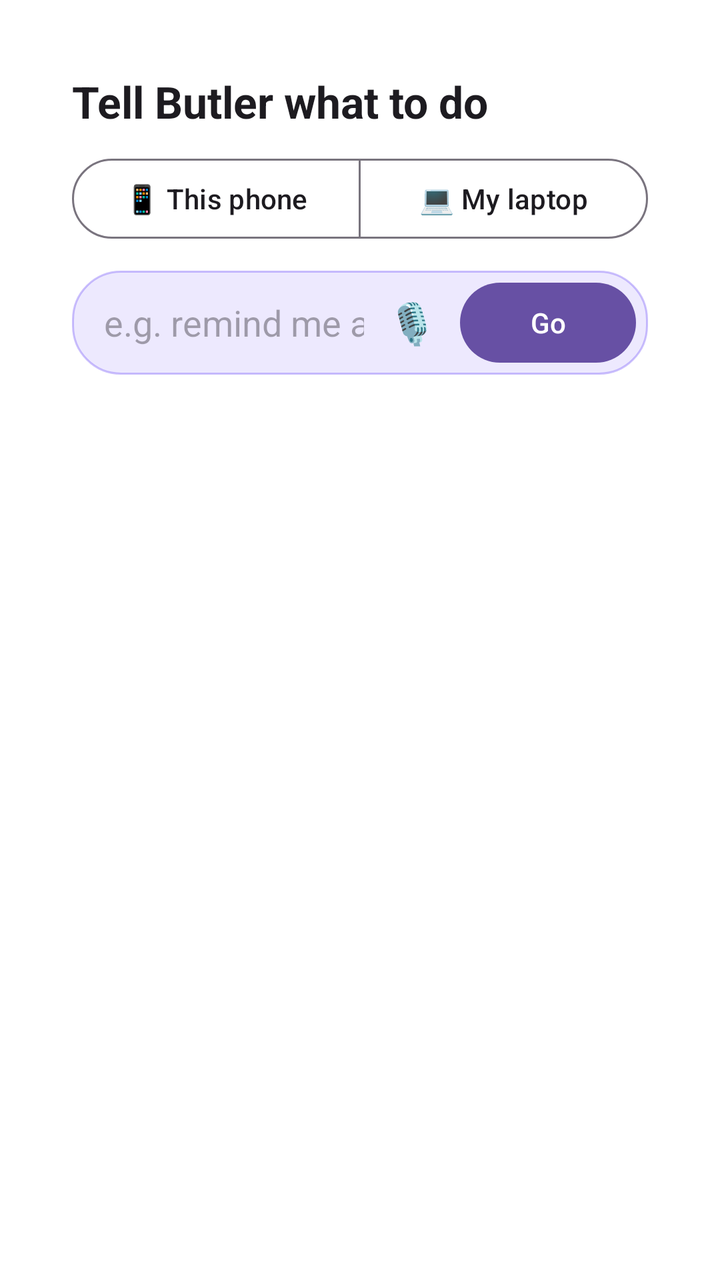
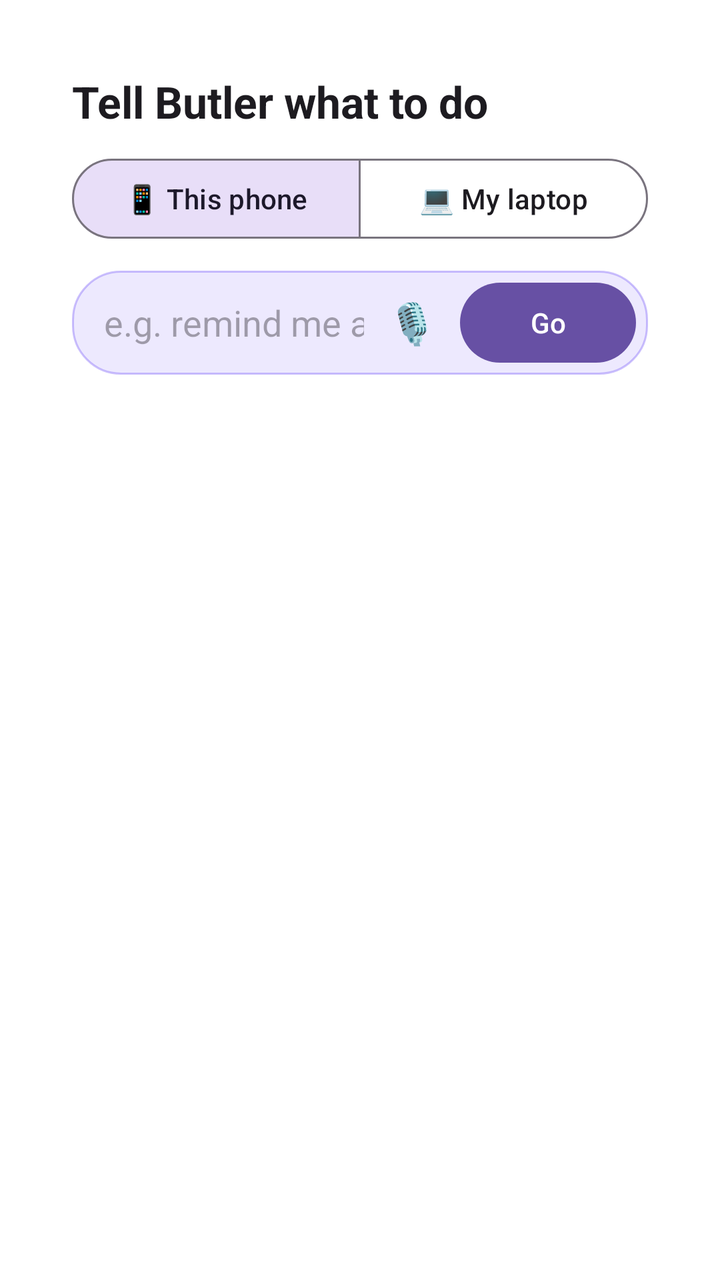

Before-and-after screenshots of an Android layout around one commit, followed by the original layout XML and the change that was made.
<!-- AndroidManifest.xml: activity theme Theme.Butler.Sheet -->
<!-- res/layout/activity_ask.xml -->
<?xml version="1.0" encoding="utf-8"?>
<LinearLayout xmlns:android="http://schemas.android.com/apk/res/android"
    android:layout_width="match_parent"
    android:layout_height="wrap_content"
    android:orientation="vertical"
    android:padding="20dp">

    <TextView
        android:layout_width="wrap_content"
        android:layout_height="wrap_content"
        android:text="@string/ask_title"
        android:textAppearance="?attr/textAppearanceTitleLarge"
        android:textStyle="bold" />

    
    <com.google.android.material.button.MaterialButtonToggleGroup
        android:id="@+id/ask_where"
        android:layout_width="match_parent"
        android:layout_height="wrap_content"
        android:layout_marginTop="10dp"
        android:checkedButton="@id/ask_phone"
        android:selectionRequired="true"
        android:singleSelection="true">

        <com.google.android.material.button.MaterialButton
            android:id="@+id/ask_phone"
            style="?attr/materialButtonOutlinedStyle"
            android:layout_width="0dp"
            android:layout_height="wrap_content"
            android:layout_weight="1"
            android:text="@string/ask_on_phone" />

        <com.google.android.material.button.MaterialButton
            android:id="@+id/ask_laptop"
            style="?attr/materialButtonOutlinedStyle"
            android:layout_width="0dp"
            android:layout_height="wrap_content"
            android:layout_weight="1"
            android:text="@string/ask_on_laptop" />
    </com.google.android.material.button.MaterialButtonToggleGroup>

    <TextView
        android:id="@+id/ask_explain"
        android:layout_width="match_parent"
        android:layout_height="wrap_content"
        android:layout_marginTop="6dp"
        android:text="@string/laptop_explain"
        android:textAppearance="?attr/textAppearanceBodySmall"
        android:visibility="gone" />

    <LinearLayout
        android:layout_width="match_parent"
        android:layout_height="wrap_content"
        android:layout_marginTop="12dp"
        android:background="@drawable/ask_box"
        android:gravity="center_vertical"
        android:orientation="horizontal"
        android:paddingStart="16dp"
        android:paddingEnd="6dp">

        <EditText
            android:id="@+id/ask_text"
            android:layout_width="0dp"
            android:layout_height="wrap_content"
            android:layout_weight="1"
            android:background="@null"
            android:hint="@string/ask_hint"
            android:imeOptions="actionSend"
            android:importantForAutofill="no"
            android:inputType="textCapSentences"
            android:minHeight="52dp" />

        <Button
            android:id="@+id/ask_talk"
            style="?attr/borderlessButtonStyle"
            android:layout_width="48dp"
            android:layout_height="48dp"
            android:contentDescription="@string/ask_talk"
            android:minWidth="0dp"
            android:padding="0dp"
            android:text="🎙"
            android:textSize="20sp" />

        <Button
            android:id="@+id/ask_go"
            android:layout_width="wrap_content"
            android:layout_height="wrap_content"
            android:text="@string/ask_go" />
    </LinearLayout>

    
    <HorizontalScrollView
        android:layout_width="match_parent"
        android:layout_height="wrap_content"
        android:layout_marginTop="10dp"
        android:scrollbars="none">

        <LinearLayout
            android:id="@+id/ask_examples"
            android:layout_width="wrap_content"
            android:layout_height="wrap_content"
            android:orientation="horizontal" />
    </HorizontalScrollView>

    <LinearLayout
        android:id="@+id/ask_working"
        android:layout_width="match_parent"
        android:layout_height="wrap_content"
        android:layout_marginTop="14dp"
        android:gravity="center_vertical"
        android:orientation="horizontal"
        android:visibility="gone">

        <ProgressBar
            style="?android:attr/progressBarStyleSmall"
            android:layout_width="20dp"
            android:layout_height="20dp" />

        <TextView
            android:id="@+id/ask_working_text"
            android:layout_width="wrap_content"
            android:layout_height="wrap_content"
            android:layout_marginStart="10dp"
            android:text="@string/pet_thinking"
            android:textAppearance="?attr/textAppearanceBodyMedium" />
    </LinearLayout>

    <TextView
        android:id="@+id/ask_answer"
        android:layout_width="match_parent"
        android:layout_height="wrap_content"
        android:layout_marginTop="12dp"
        android:textAppearance="?attr/textAppearanceBodyLarge"
        android:textIsSelectable="true"
        android:visibility="gone" />

    
    <TextView
        android:id="@+id/ask_news"
        android:layout_width="match_parent"
        android:layout_height="wrap_content"
        android:layout_marginTop="12dp"
        android:maxLines="6"
        android:ellipsize="end"
        android:textAppearance="?attr/textAppearanceBodySmall"
        android:visibility="gone" />

    <LinearLayout
        android:id="@+id/ask_laptop_controls"
        android:layout_width="match_parent"
        android:layout_height="wrap_content"
        android:layout_marginTop="4dp"
        android:gravity="end"
        android:orientation="horizontal"
        android:visibility="gone">

        <Button
            android:id="@+id/ask_stop"
            style="?attr/borderlessButtonStyle"
            android:layout_width="wrap_content"
            android:layout_height="wrap_content"
            android:text="@string/laptop_stop" />

        <Button
            android:id="@+id/ask_off"
            style="?attr/borderlessButtonStyle"
            android:layout_width="wrap_content"
            android:layout_height="wrap_content"
            android:text="@string/laptop_off" />
    </LinearLayout>
</LinearLayout>
<!-- resources referenced by this layout -->
<resources>
  <!-- drawable ask_box (drawable) -->
  <?xml version="1.0" encoding="utf-8"?>
  <shape xmlns:android="http://schemas.android.com/apk/res/android" android:shape="rectangle">
      <solid android:color="#1F6C4CF5" />
      <stroke android:width="1dp" android:color="#596C4CF5" />
      <corners android:radius="24dp" />
  </shape>
  <string name="ask_go">Go</string>
  <string name="ask_hint">e.g. remind me at 5 to call Mum</string>
  <string name="ask_on_laptop">💻 My laptop</string>
  <string name="ask_on_phone">📱 This phone</string>
  <string name="ask_talk">Talk</string>
  <string name="ask_title">Tell Butler what to do</string>
  <string name="laptop_explain">Put your secret word anywhere in it. Remote control has to be on at the laptop, and the laptop awake.</string>
  <string name="laptop_off">Switch off</string>
  <string name="laptop_stop">Stop</string>
  <string name="pet_thinking">Thinking…</string>
  <style name="Theme.Butler.Sheet" parent="Theme.Material3.DayNight.Dialog">
          <item name="android:windowCloseOnTouchOutside">true</item>
          <item name="android:windowMinWidthMajor">100%</item>
          <item name="android:windowMinWidthMinor">100%</item>
          <item name="android:windowSoftInputMode">adjustResize</item>
          <item name="windowNoTitle">true</item>
      </style>
</resources>

<!-- the commit's change to res/layout/activity_ask.xml (unified diff, before → after) -->
@@ -1,5 +1,6 @@
 <?xml version="1.0" encoding="utf-8"?>
 <LinearLayout xmlns:android="http://schemas.android.com/apk/res/android"
+    xmlns:app="http://schemas.android.com/apk/res-auto"
     android:layout_width="match_parent"
     android:layout_height="wrap_content"
     android:orientation="vertical"
@@ -18,9 +19,9 @@
         android:layout_width="match_parent"
         android:layout_height="wrap_content"
         android:layout_marginTop="10dp"
-        android:checkedButton="@id/ask_phone"
-        android:selectionRequired="true"
-        android:singleSelection="true">
+        app:checkedButton="@id/ask_phone"
+        app:selectionRequired="true"
+        app:singleSelection="true">
 
         <com.google.android.material.button.MaterialButton
             android:id="@+id/ask_phone"
